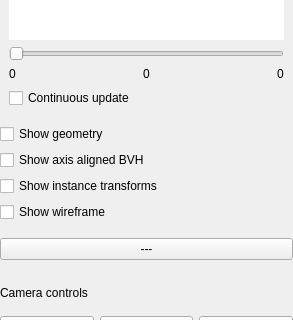
The window that source/frontend/views/side_panels/view_pane.ui (GPUOpen-Tools/radeon_raytracing_analyzer) describes before a commit, drawn with Qt 5; both pictures show x 0 to 293 and y 507 to 827 of the 293 by 1341 pixel window.
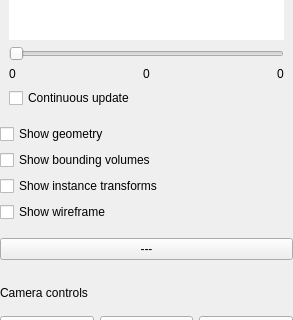
The same window after the commit. Icons and pictures are not drawn. Custom widgets are drawn as their Qt base class.

Diff of the .ui file:
```diff
--- a/source/frontend/views/side_panels/view_pane.ui
+++ b/source/frontend/views/side_panels/view_pane.ui
@@ -605,7 +605,7 @@
            </sizepolicy>
           </property>
           <property name="text">
-           <string>Show axis aligned BVH</string>
+           <string>Show bounding volumes</string>
           </property>
           <property name="toolTip">
            <string>Toggle the bounding volume overlay. Pressing "B" offers the same functionality.</string>
```
